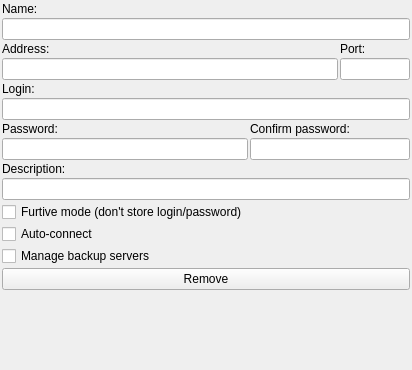
Before: the Qt Designer form ceb/ui/session_config_widget.ui in kervala/cebmtpchat, drawn with Qt 5.
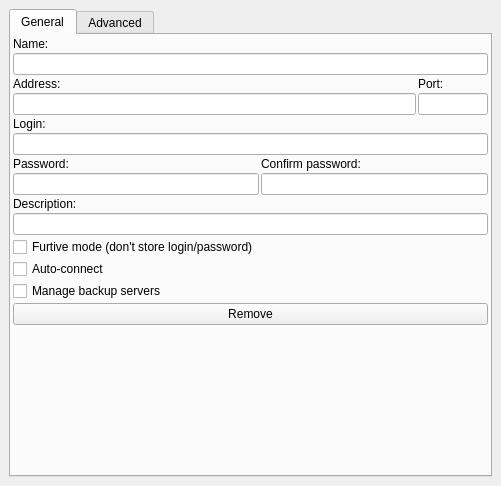
After: the same form once the commit is applied.

What changed in the file:
```diff
--- a/ceb/ui/session_config_widget.ui
+++ b/ceb/ui/session_config_widget.ui
@@ -8,8 +8,8 @@
    <rect>
     <x>0</x>
     <y>0</y>
-    <width>412</width>
-    <height>370</height>
+    <width>501</width>
+    <height>486</height>
    </rect>
   </property>
   <property name="windowTitle" >
@@ -17,27 +17,36 @@
   </property>
   <layout class="QGridLayout" >
    <property name="margin" >
+    <number>9</number>
+   </property>
+   <property name="spacing" >
+    <number>6</number>
+   </property>
+   <item row="0" column="0" >
+    <widget class="QTabWidget" name="tabWidgetMain" >
+     <property name="currentIndex" >
+      <number>0</number>
+     </property>
+     <widget class="QWidget" name="tabGeneral" >
+      <attribute name="title" >
+       <string>General</string>
+      </attribute>
+      <layout class="QGridLayout" >
+       <property name="margin" >
     <number>2</number>
    </property>
    <property name="spacing" >
     <number>2</number>
    </property>
-   <item row="3" column="0" >
-    <widget class="QLabel" name="labelLogin" >
+       <item row="9" column="0" >
+        <widget class="QCheckBox" name="checkBoxFurtiveMode" >
      <property name="text" >
-      <string>Login:</string>
+          <string>Furtive mode (don't store login/password)</string>
      </property>
     </widget>
    </item>
-   <item row="4" column="0" colspan="2" >
-    <widget class="QLineEdit" name="lineEditLogin" />
-   </item>
-   <item row="6" column="0" >
-    <widget class="QLineEdit" name="lineEditPassword" >
-     <property name="echoMode" >
-      <enum>QLineEdit::Password</enum>
-     </property>
-    </widget>
+       <item row="1" column="0" colspan="2" >
+        <widget class="QLineEdit" name="lineEditName" />
    </item>
    <item row="0" column="0" >
     <widget class="QLabel" name="labelName" >
@@ -46,10 +55,10 @@
      </property>
     </widget>
    </item>
-   <item row="10" column="0" >
-    <widget class="QCheckBox" name="checkBoxAutoConnect" >
+       <item row="5" column="1" >
+        <widget class="QLabel" name="labelConfirmPassword" >
      <property name="text" >
-      <string>Auto-connect</string>
+          <string>Confirm password:</string>
      </property>
     </widget>
    </item>
@@ -66,6 +75,61 @@
      </property>
     </spacer>
    </item>
+       <item row="12" column="0" colspan="2" >
+        <widget class="QPushButton" name="pushButtonRemove" >
+         <property name="text" >
+          <string>Remove</string>
+         </property>
+        </widget>
+       </item>
+       <item row="6" column="0" >
+        <widget class="QLineEdit" name="lineEditPassword" >
+         <property name="echoMode" >
+          <enum>QLineEdit::Password</enum>
+         </property>
+        </widget>
+       </item>
+       <item row="3" column="0" >
+        <widget class="QLabel" name="labelLogin" >
+         <property name="text" >
+          <string>Login:</string>
+         </property>
+        </widget>
+       </item>
+       <item row="4" column="0" colspan="2" >
+        <widget class="QLineEdit" name="lineEditLogin" />
+       </item>
+       <item row="6" column="1" >
+        <widget class="QLineEdit" name="lineEditConfirmPassword" >
+         <property name="echoMode" >
+          <enum>QLineEdit::Password</enum>
+         </property>
+        </widget>
+       </item>
+       <item row="5" column="0" >
+        <widget class="QLabel" name="labelPassword" >
+         <property name="text" >
+          <string>Password:</string>
+         </property>
+        </widget>
+       </item>
+       <item row="7" column="0" >
+        <widget class="QLabel" name="labelDescription" >
+         <property name="text" >
+          <string>Description:</string>
+         </property>
+        </widget>
+       </item>
+       <item row="8" column="0" colspan="2" >
+        <widget class="QLineEdit" name="lineEditDescription" />
+       </item>
+       <item row="10" column="0" >
+        <widget class="QCheckBox" name="checkBoxAutoConnect" >
+         <property name="text" >
+          <string>Auto-connect</string>
+         </property>
+        </widget>
+       </item>
    <item row="11" column="0" colspan="2" >
     <widget class="QCheckBox" name="checkBoxBackupServers" >
      <property name="text" >
@@ -73,23 +137,6 @@
      </property>
     </widget>
    </item>
-   <item row="8" column="0" colspan="2" >
-    <widget class="QLineEdit" name="lineEditDescription" />
-   </item>
-   <item row="5" column="1" >
-    <widget class="QLabel" name="labelConfirmPassword" >
-     <property name="text" >
-      <string>Confirm password:</string>
-     </property>
-    </widget>
-   </item>
-   <item row="6" column="1" >
-    <widget class="QLineEdit" name="lineEditConfirmPassword" >
-     <property name="echoMode" >
-      <enum>QLineEdit::Password</enum>
-     </property>
-    </widget>
-   </item>
    <item row="2" column="0" colspan="2" >
     <layout class="QHBoxLayout" >
      <property name="margin" >
@@ -155,37 +202,15 @@
      </item>
     </layout>
    </item>
-   <item row="7" column="0" >
-    <widget class="QLabel" name="labelDescription" >
-     <property name="text" >
-      <string>Description:</string>
-     </property>
-    </widget>
-   </item>
-   <item row="12" column="0" colspan="2" >
-    <widget class="QPushButton" name="pushButtonRemove" >
-     <property name="text" >
-      <string>Remove</string>
-     </property>
-    </widget>
-   </item>
-   <item row="5" column="0" >
-    <widget class="QLabel" name="labelPassword" >
-     <property name="text" >
-      <string>Password:</string>
-     </property>
+      </layout>
+     </widget>
+     <widget class="QWidget" name="tabAdvanced" >
+      <attribute name="title" >
+       <string>Advanced</string>
+      </attribute>
+     </widget>
     </widget>
    </item>
-   <item row="1" column="0" colspan="2" >
-    <widget class="QLineEdit" name="lineEditName" />
-   </item>
-   <item row="9" column="0" >
-    <widget class="QCheckBox" name="checkBoxFurtiveMode" >
-     <property name="text" >
-      <string>Furtive mode (don't store login/password)</string>
-     </property>
-    </widget>
-   </item>
   </layout>
  </widget>
  <pixmapfunction></pixmapfunction>
```
Left out of the diff: 17 changed lines with no effect on the pictures. Lines whose indentation alone changed are shown as unchanged.
